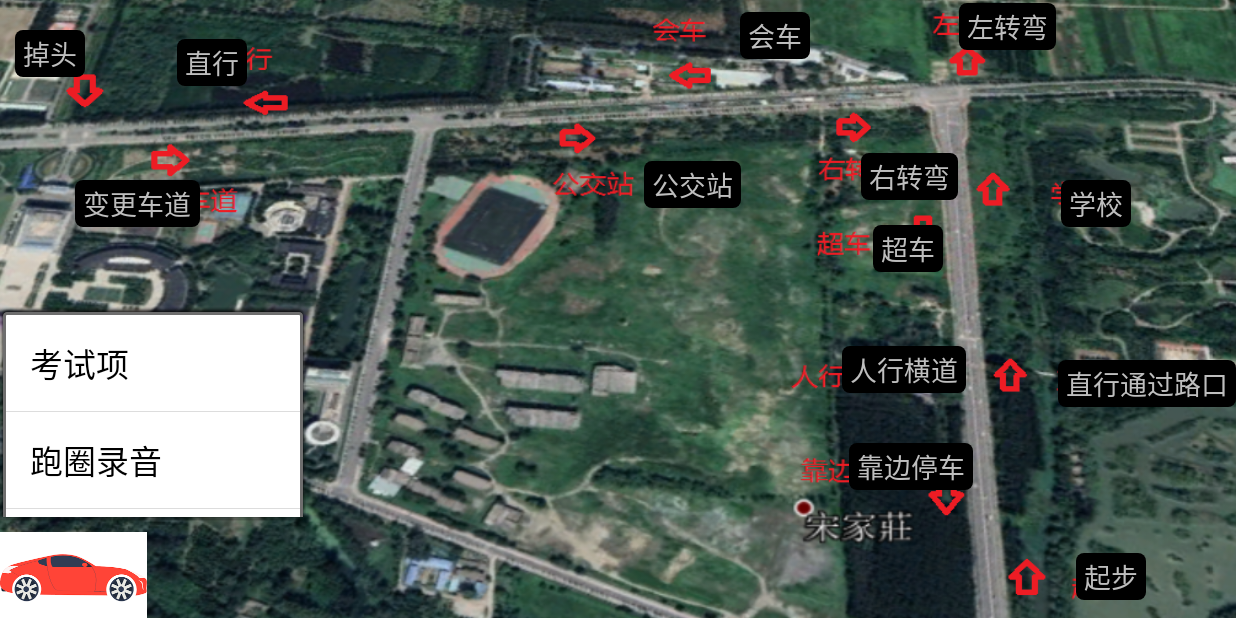
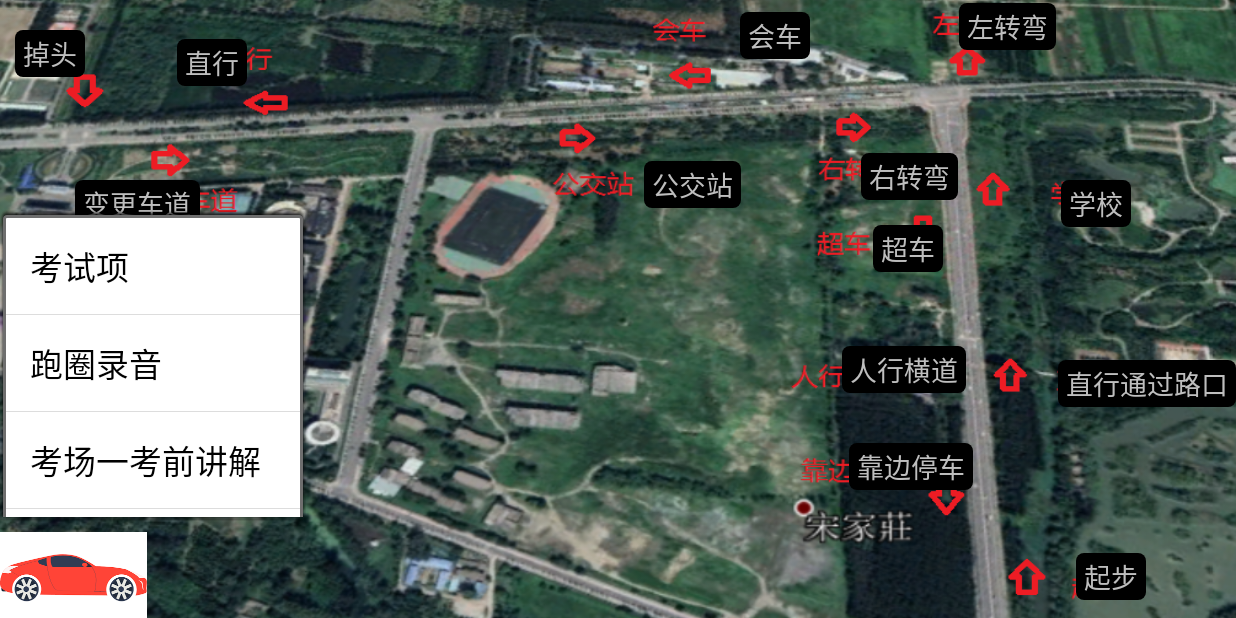
Before and after one commit to wangaijun/DaoXiangHu, an Android app: the screen it shows after launch (DXHActivity), after a tap on an icon or button, on a phone screen of 824 x 412 dp (held sideways). Run offline under Robolectric (Android 15) with nearby library versions, the phone set to English and light mode, and no system bars.

Commit message:
增加考场一录音

```diff
--- a/app/src/main/res/menu/pop_menu_items.xml
+++ b/app/src/main/res/menu/pop_menu_items.xml
@@ -12,4 +12,9 @@
         android:orderInCategory="100"
         android:title="跑圈录音"
         android:showAsAction="never"/>
+    <item
+            android:id="@+id/roadOneBeforeTest"
+            android:orderInCategory="100"
+            android:title="考场一考前讲解"
+            android:showAsAction="never"/>
 </menu>
```
Also changed, not shown: app/src/main/java/dxh/gld/com/daoxianghu/DXHActivity.kt (+9 -0 lines), 1 other file.
